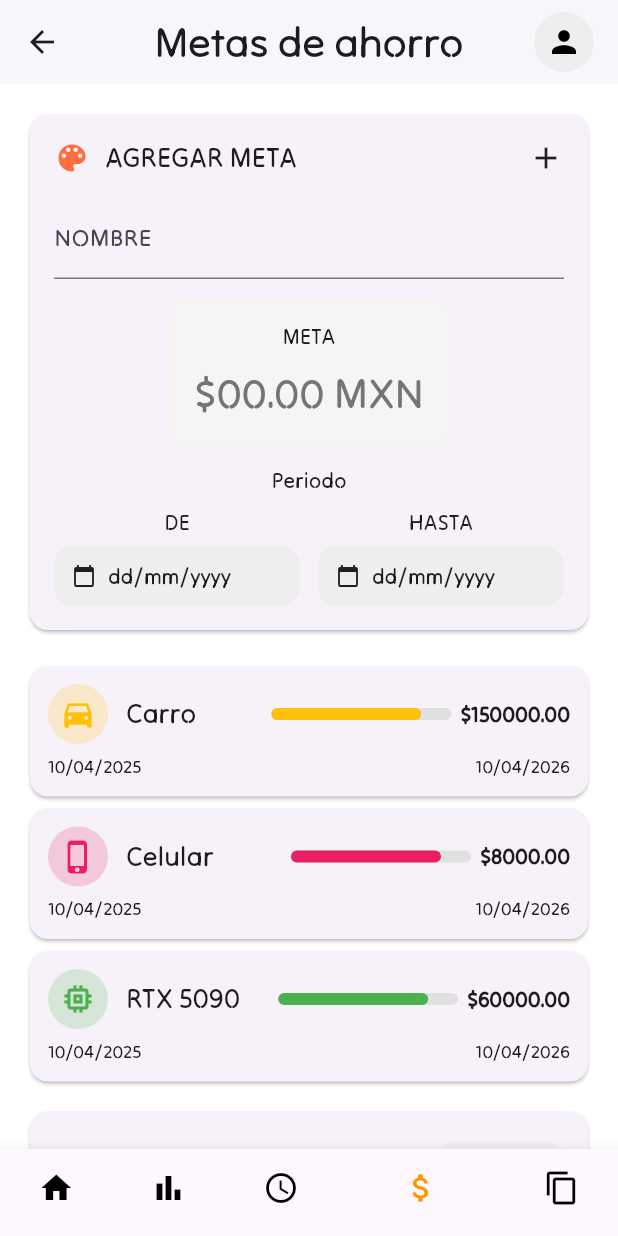
After one commit to Frxn5J/MiFinansas, a Flutter app: the GoalsScreen screen opened directly, on a phone screen of 412 x 824 dp. The commit adds this screen. Run offline on Flutter 3.47's test engine with Material 3 defaults, Android fonts, the phone set to English and light mode, and no system bars.

Commit message:
Se agregó la vista de perfil y de metas (aún nada funcional solo la maquetación)

```diff
--- a/lib/main.dart
+++ b/lib/main.dart
@@ -1,5 +1,7 @@
 import 'package:flutter/material.dart';
 import 'screens/history_screen.dart';
+import 'screens/goals_screen.dart';
+import 'screens/profile_screen.dart';
 
 void main() => runApp(MyApp());
 
@@ -11,7 +13,7 @@ class MyApp extends StatelessWidget {
       theme: ThemeData(
         fontFamily: 'TiltNeon', // <- Aquí se aplica la fuente global
       ),
-      home: HistoryScreen(),
+      home: ProfileScreen(),
     );
   }
 }
--- /dev/null
+++ b/lib/screens/goals_screen.dart
@@ -0,0 +1,237 @@
+import 'package:flutter/material.dart';
+import '../widgets/bottom_navbar.dart';
+
+class GoalsScreen extends StatelessWidget {
+  final List<Map<String, dynamic>> goals = [
+    {
+      'icon': Icons.directions_car,
+      'color': Colors.amber,
+      'label': 'Carro',
+      'amount': 150000.00,
+      'from': '10/04/2025',
+      'to': '10/04/2026'
+    },
+    {
+      'icon': Icons.phone_iphone,
+      'color': Colors.pink,
+      'label': 'Celular',
+      'amount': 8000.00,
+      'from': '10/04/2025',
+      'to': '10/04/2026'
+    },
+    {
+      'icon': Icons.memory,
+      'color': Colors.green,
+      'label': 'RTX 5090',
+      'amount': 60000.00,
+      'from': '10/04/2025',
+      'to': '10/04/2026'
+    },
+  ];
+
+  @override
+  Widget build(BuildContext context) {
+    final TextStyle labelStyle = TextStyle(fontFamily: 'TiltNeon');
+
+    return Scaffold(
+      backgroundColor: Colors.white,
+      appBar: AppBar(
+        backgroundColor: Colors.white,
+        elevation: 1,
+        centerTitle: true,
+        title: Text("Metas de ahorro", style: TextStyle(fontFamily: 'TiltNeon', fontSize: 28)),
+        actions: [
+          Padding(
+            padding: const EdgeInsets.only(right: 16),
+            child: CircleAvatar(
+              backgroundColor: Colors.grey[200],
+              child: Icon(Icons.person, color: Colors.black),
+            ),
+          )
+        ],
+      ),
+      body: ListView(
+        padding: const EdgeInsets.all(16),
+        children: [
+          // Formulario Agregar Meta
+          Card(
+            shape: RoundedRectangleBorder(borderRadius: BorderRadius.circular(12)),
+            child: Padding(
+              padding: const EdgeInsets.all(16),
+              child: Column(
+                children: [
+                  Row(
+                    children: [
+                      Icon(Icons.color_lens, color: Colors.deepOrangeAccent),
+                      const SizedBox(width: 10),
+                      Expanded(
+                        child: Text("AGREGAR META", style: TextStyle(fontFamily: 'TiltNeon', fontSize: 18)),
+                      ),
+                      Icon(Icons.add),
+                    ],
+                  ),
+                  const SizedBox(height: 12),
+                  TextField(
+                    decoration: InputDecoration(
+                      labelText: 'NOMBRE',
+                      labelStyle: labelStyle,
+                      border: UnderlineInputBorder(),
+                    ),
+                  ),
+                  const SizedBox(height: 12),
+                  Container(
+                    padding: const EdgeInsets.all(16),
+                    decoration: BoxDecoration(
+                      color: Colors.grey[100],
+                      borderRadius: BorderRadius.circular(12),
+                    ),
+                    child: Column(
+                      children: [
+                        Text("META", style: labelStyle),
+                        const SizedBox(height: 8),
+                        Text("\$00.00 MXN",
+                            style: TextStyle(fontFamily: 'TiltNeon', fontSize: 28, color: Colors.grey[600])),
+                      ],
+                    ),
+                  ),
+                  const SizedBox(height: 12),
+                  Text("Periodo", style: labelStyle),
+                  const SizedBox(height: 8),
+                  Row(
+                    children: [
+                      Expanded(
+                        child: DateBox(label: 'DE'),
+                      ),
+                      const SizedBox(width: 12),
+                      Expanded(
+                        child: DateBox(label: 'HASTA'),
+                      ),
+                    ],
+                  )
+                ],
+              ),
+            ),
+          ),
+
+          const SizedBox(height: 16),
+
+          // Lista de metas
+          for (var goal in goals)
+            Card(
+              shape: RoundedRectangleBorder(borderRadius: BorderRadius.circular(12)),
+              child: Padding(
+                padding: const EdgeInsets.all(12),
+                child: Column(
+                  children: [
+                    Row(
+                      children: [
+                        CircleAvatar(
+                          backgroundColor: goal['color'].withOpacity(0.2),
+                          child: Icon(goal['icon'], color: goal['color']),
+                        ),
+                        const SizedBox(width: 12),
+                        Expanded(
+                          child: Text(goal['label'], style: TextStyle(fontFamily: 'TiltNeon', fontSize: 18)),
+                        ),
+                        Container(
+                          height: 8,
+                          width: 120,
+                          decoration: BoxDecoration(
+                            color: Colors.grey[300],
+                            borderRadius: BorderRadius.circular(12),
+                          ),
+                          child: Align(
+                            alignment: Alignment.centerLeft,
+                            child: Container(
+                              width: 100,
+                              decoration: BoxDecoration(
+                                color: goal['color'],
+                                borderRadius: BorderRadius.circular(12),
+                              ),
+                            ),
+                          ),
+                        ),
+                        const SizedBox(width: 6),
+                        Text("\$${goal['amount'].toStringAsFixed(2)}", style: TextStyle(fontWeight: FontWeight.bold)),
+                      ],
+                    ),
+                    const SizedBox(height: 6),
+                    Row(
+                      mainAxisAlignment: MainAxisAlignment.spaceBetween,
+                      children: [
+                        Text(goal['from'], style: TextStyle(fontSize: 12)),
+                        Text(goal['to'], style: TextStyle(fontSize: 12)),
+                      ],
+                    )
+                  ],
+                ),
+              ),
+            ),
+
+          const SizedBox(height: 12),
+
+          // Monto + botón Agregar
+          Card(
+            shape: RoundedRectangleBorder(borderRadius: BorderRadius.circular(12)),
+            child: Padding(
+              padding: const EdgeInsets.symmetric(vertical: 20, horizontal: 16),
+              child: Row(
+                children: [
+                  Expanded(
+                    child: Text("\$00.00 MXN",
+                        style: TextStyle(
+                            fontFamily: 'TiltNeon', fontSize: 28, color: Colors.grey[600])),
+                  ),
+                  Container(
+                    padding: const EdgeInsets.symmetric(horizontal: 16, vertical: 10),
+                    decoration: BoxDecoration(
+                      color: Colors.grey[200],
+                      borderRadius: BorderRadius.circular(12),
+                    ),
+                    child: Text("Agregar", style: TextStyle(fontFamily: 'TiltNeon')),
+                  )
+                ],
+              ),
+            ),
+          ),
+        ],
+      ),
+      bottomNavigationBar: CustomBottomNavBar(
+        currentIndex: 3, // Suponiendo que es el ícono de dólar
+        onTap: (index) {
+          // lógica de navegación
+        },
+      ),
+    );
+  }
+}
+
+class DateBox extends StatelessWidget {
+  final String label;
+
+  const DateBox({required this.label});
+
+  @override
+  Widget build(BuildContext context) {
+    return Column(
+      children: [
+        Text(label, style: TextStyle(fontFamily: 'TiltNeon')),
+        const SizedBox(height: 6),
+        Container(
+          padding: const EdgeInsets.symmetric(horizontal: 12, vertical: 10),
+          decoration: BoxDecoration(
+            color: Colors.grey[200],
+            borderRadius: BorderRadius.circular(12),
+          ),
+          child: Row(
+            children: const [
+              Icon(Icons.calendar_today, size: 16),
+              SizedBox(width: 8),
+              Text("dd/mm/yyyy", style: TextStyle(fontSize: 14)),
+            ],
+          ),
+        ),
+      ],
+    );
+  }
+}
--- a/pubspec.yaml
+++ b/pubspec.yaml
@@ -58,9 +58,8 @@ flutter:
   uses-material-design: true
 
   # To add assets to your application, add an assets section, like this:
-  # assets:
-  #   - images/a_dot_burr.jpeg
-  #   - images/a_dot_ham.jpeg
+  assets:
+    - assets/flags/
 
   # An image asset can refer to one or more resolution-specific "variants", see
   # https://flutter.dev/to/resolution-aware-images
```
Also changed, not shown: lib/screens/profile_screen.dart (added, +106 -0 lines), assets/flags/mexico.png (added), assets/flags/usa.png (added), 5 other files.
